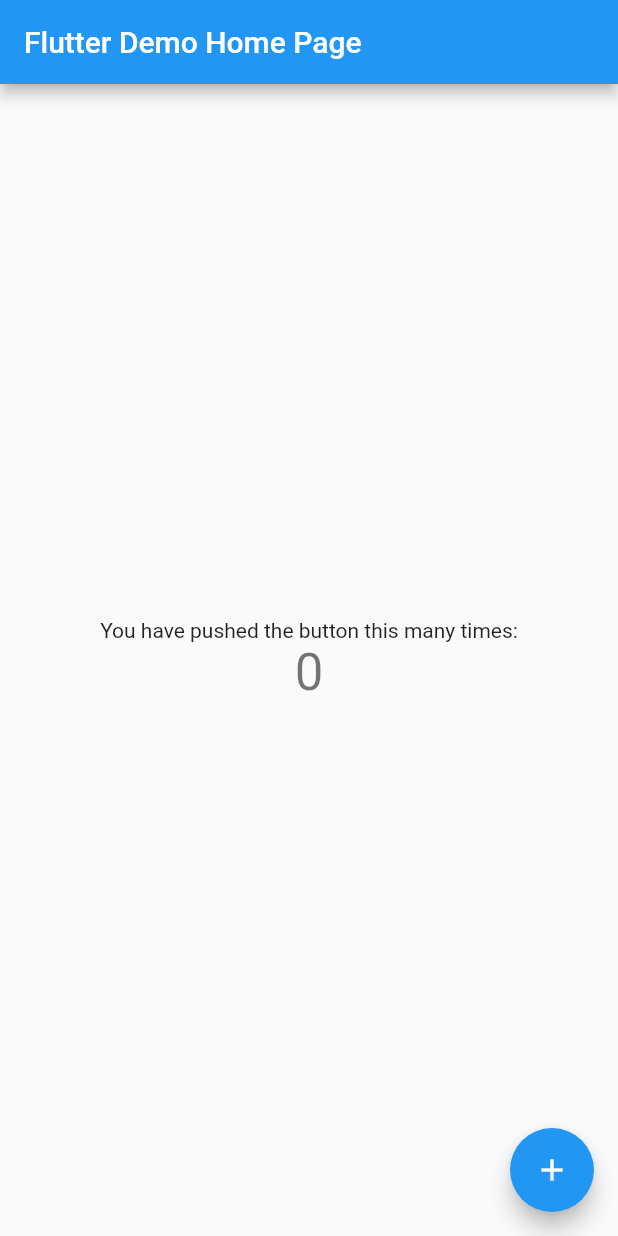
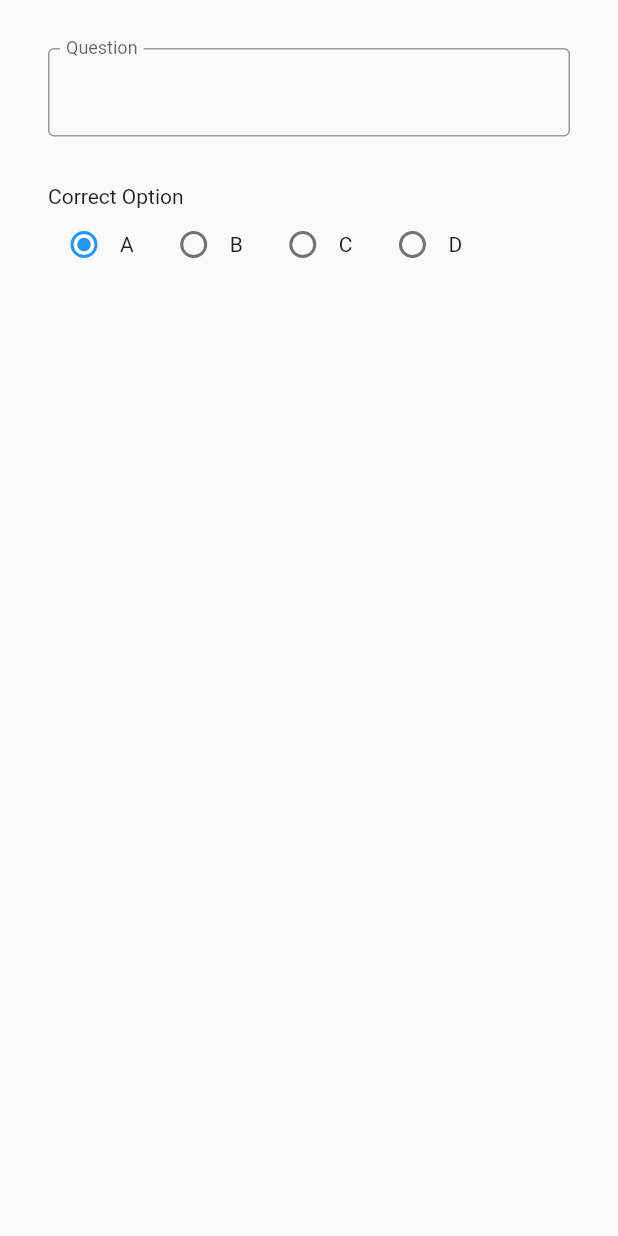
Before and after one commit to obumnwabude/questions-flutter, a Flutter app: the screen it shows after launch, on a phone screen of 412 x 824 dp. Run offline on Flutter 3.47's test engine with Material 2 defaults, Android fonts, the phone set to English and light mode, and no system bars.

Commit message:
start building question form
add a formfield for question itself
add radio buttons for correct option

```diff
--- a/lib/main.dart
+++ b/lib/main.dart
@@ -1,115 +1,68 @@
 import 'package:flutter/material.dart';
 
-void main() {
-  runApp(const MyApp());
-}
+void main() => runApp(const MyApp());
 
 class MyApp extends StatelessWidget {
   const MyApp({Key? key}) : super(key: key);
 
-  // This widget is the root of your application.
   @override
   Widget build(BuildContext context) {
     return MaterialApp(
-      title: 'Flutter Demo',
-      theme: ThemeData(
-        // This is the theme of your application.
-        //
-        // Try running your application with "flutter run". You'll see the
-        // application has a blue toolbar. Then, without quitting the app, try
-        // changing the primarySwatch below to Colors.green and then invoke
-        // "hot reload" (press "r" in the console where you ran "flutter run",
-        // or simply save your changes to "hot reload" in a Flutter IDE).
-        // Notice that the counter didn't reset back to zero; the application
-        // is not restarted.
-        primarySwatch: Colors.blue,
-      ),
-      home: const MyHomePage(title: 'Flutter Demo Home Page'),
-    );
+        debugShowCheckedModeBanner: false,
+        theme: ThemeData(
+            primarySwatch: Colors.blue,
+            inputDecorationTheme: const InputDecorationTheme(
+                border: OutlineInputBorder(),
+                floatingLabelBehavior: FloatingLabelBehavior.always)),
+        home: const QuestionForm());
   }
 }
 
-class MyHomePage extends StatefulWidget {
-  const MyHomePage({Key? key, required this.title}) : super(key: key);
-
-  // This widget is the home page of your application. It is stateful, meaning
-  // that it has a State object (defined below) that contains fields that affect
-  // how it looks.
-
-  // This class is the configuration for the state. It holds the values (in this
-  // case the title) provided by the parent (in this case the App widget) and
-  // used by the build method of the State. Fields in a Widget subclass are
-  // always marked "final".
-
-  final String title;
+class QuestionForm extends StatefulWidget {
+  const QuestionForm({Key? key}) : super(key: key);
 
   @override
-  State<MyHomePage> createState() => _MyHomePageState();
+  _QuestionFormState createState() => _QuestionFormState();
 }
 
-class _MyHomePageState extends State<MyHomePage> {
-  int _counter = 0;
+class _QuestionFormState extends State<QuestionForm> {
+  final _questionCtrl = TextEditingController();
+  var _correctOption = 'A';
 
-  void _incrementCounter() {
-    setState(() {
-      // This call to setState tells the Flutter framework that something has
-      // changed in this State, which causes it to rerun the build method below
-      // so that the display can reflect the updated values. If we changed
-      // _counter without calling setState(), then the build method would not be
-      // called again, and so nothing would appear to happen.
-      _counter++;
-    });
+  @override
+  void dispose() {
+    _questionCtrl.dispose();
+    super.dispose();
   }
 
   @override
   Widget build(BuildContext context) {
-    // This method is rerun every time setState is called, for instance as done
-    // by the _incrementCounter method above.
-    //
-    // The Flutter framework has been optimized to make rerunning build methods
-    // fast, so that you can just rebuild anything that needs updating rather
-    // than having to individually change instances of widgets.
-    return Scaffold(
-      appBar: AppBar(
-        // Here we take the value from the MyHomePage object that was created by
-        // the App.build method, and use it to set our appbar title.
-        title: Text(widget.title),
-      ),
-      body: Center(
-        // Center is a layout widget. It takes a single child and positions it
-        // in the middle of the parent.
-        child: Column(
-          // Column is also a layout widget. It takes a list of children and
-          // arranges them vertically. By default, it sizes itself to fit its
-          // children horizontally, and tries to be as tall as its parent.
-          //
-          // Invoke "debug painting" (press "p" in the console, choose the
-          // "Toggle Debug Paint" action from the Flutter Inspector in Android
-          // Studio, or the "Toggle Debug Paint" command in Visual Studio Code)
-          // to see the wireframe for each widget.
-          //
-          // Column has various properties to control how it sizes itself and
-          // how it positions its children. Here we use mainAxisAlignment to
-          // center the children vertically; the main axis here is the vertical
-          // axis because Columns are vertical (the cross axis would be
-          // horizontal).
-          mainAxisAlignment: MainAxisAlignment.center,
-          children: <Widget>[
-            const Text(
-              'You have pushed the button this many times:',
-            ),
-            Text(
-              '$_counter',
-              style: Theme.of(context).textTheme.headline4,
-            ),
+    return SafeArea(
+      child: Scaffold(
+        body: ListView(
+          padding: const EdgeInsets.all(32),
+          children: [
+            TextFormField(
+                controller: _questionCtrl,
+                decoration: const InputDecoration(labelText: 'Question')),
+            const SizedBox(height: 32),
+            const Text('Correct Option'),
+            Row(
+                children: ['A', 'B', 'C', 'D']
+                    .map((option) => [
+                          Radio<String>(
+                              value: option,
+                              groupValue: _correctOption,
+                              onChanged: (v) =>
+                                  setState(() => _correctOption = v!)),
+                          Text(option),
+                          const SizedBox(width: 16)
+                        ])
+                    .expand((w) => w)
+                    .toList())
           ],
         ),
       ),
-      floatingActionButton: FloatingActionButton(
-        onPressed: _incrementCounter,
-        tooltip: 'Increment',
-        child: const Icon(Icons.add),
-      ), // This trailing comma makes auto-formatting nicer for build methods.
     );
   }
 }
```
